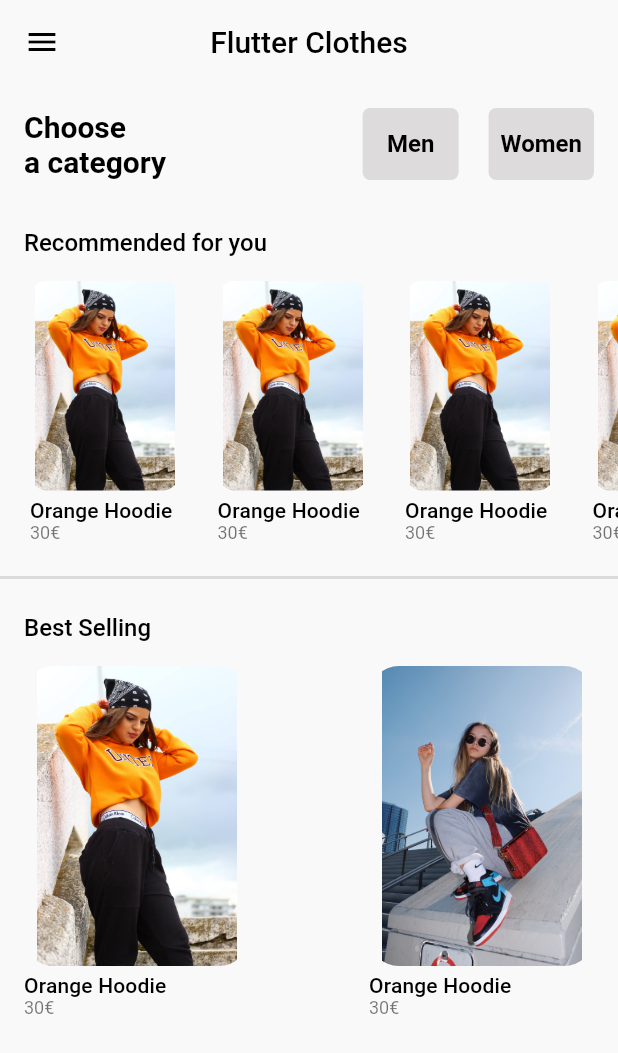
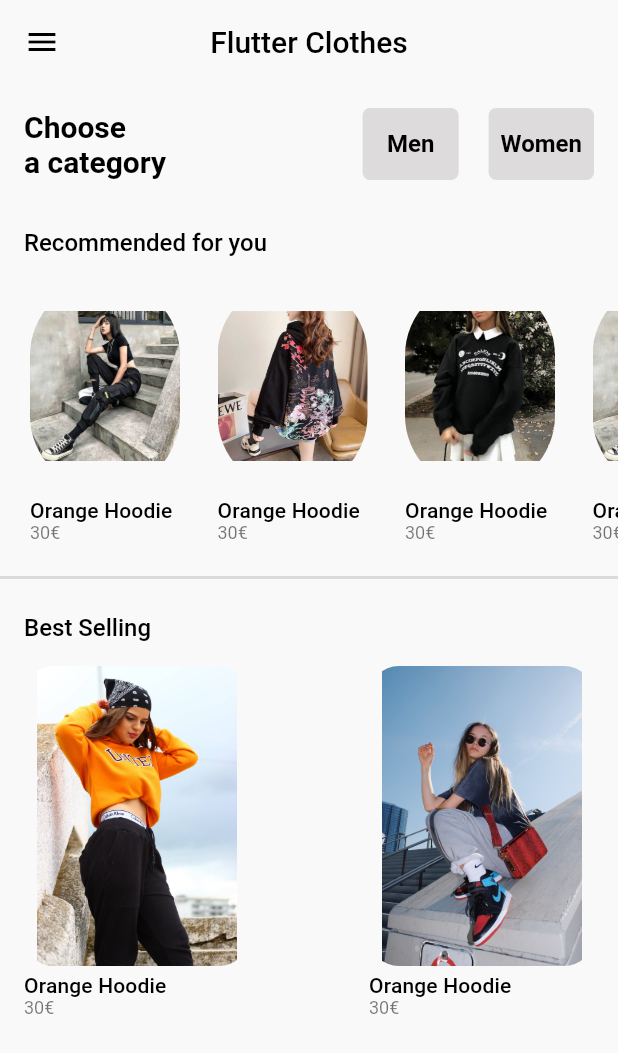
Before and after one commit to eryklorenc/flutter_shop, a Flutter app: the HomePage screen opened directly, on a phone screen of 412 x 824 dp. Shown: the top 1053 px of the screen. Run offline on Flutter 3.47's test engine with Material 2 defaults, Android fonts, the phone set to English and light mode, and no system bars; our stand-ins replace firebase_auth, firebase_core, firebase_crashlytics, flutter_bloc, get_it, google_fonts and 1 more; accounts and stored records are empty.

Commit message:
Add images to recommended card

```diff
--- a/lib/screens/home/home.dart
+++ b/lib/screens/home/home.dart
@@ -155,23 +155,33 @@ class _HomePageState extends State<HomePage> {
                 child: Row(
                   mainAxisAlignment: MainAxisAlignment.start,
                   children: [
-                    RecommendedCard(),
+                    RecommendedCard(
+                      image: AssetImage('assets/clothesW3.jpg'),
+                    ),
                     SizedBox(
                       width: 5,
                     ),
-                    RecommendedCard(),
+                    RecommendedCard(
+                      image: AssetImage('assets/clothesW1.jpg'),
+                    ),
                     SizedBox(
                       width: 5,
                     ),
-                    RecommendedCard(),
+                    RecommendedCard(
+                      image: AssetImage('assets/clothesW2.jpg'),
+                    ),
                     SizedBox(
                       width: 5,
                     ),
-                    RecommendedCard(),
+                    RecommendedCard(
+                      image: AssetImage('assets/clothesW3.jpg'),
+                    ),
                     SizedBox(
                       width: 5,
                     ),
-                    RecommendedCard(),
+                    RecommendedCard(
+                      image: AssetImage('assets/clothesW1.jpg'),
+                    ),
                   ],
                 ),
               )
--- a/lib/screens/widgets/recommended_card.dart
+++ b/lib/screens/widgets/recommended_card.dart
@@ -1,7 +1,11 @@
 import 'package:flutter/material.dart';
 
 class RecommendedCard extends StatelessWidget {
-  const RecommendedCard({super.key});
+  final AssetImage image;
+  const RecommendedCard({
+    super.key,
+    required this.image,
+  });
 
   @override
   Widget build(BuildContext context) {
@@ -11,9 +15,9 @@ class RecommendedCard extends StatelessWidget {
         crossAxisAlignment: CrossAxisAlignment.start,
         children: [
           ClipRRect(
-            borderRadius: BorderRadius.circular(12),
-            child: const Image(
-              image: AssetImage('assets/start1.jpg'),
+            borderRadius: BorderRadius.circular(50),
+            child: Image(
+              image: image,
               width: 100,
               height: 140,
             ),
```
